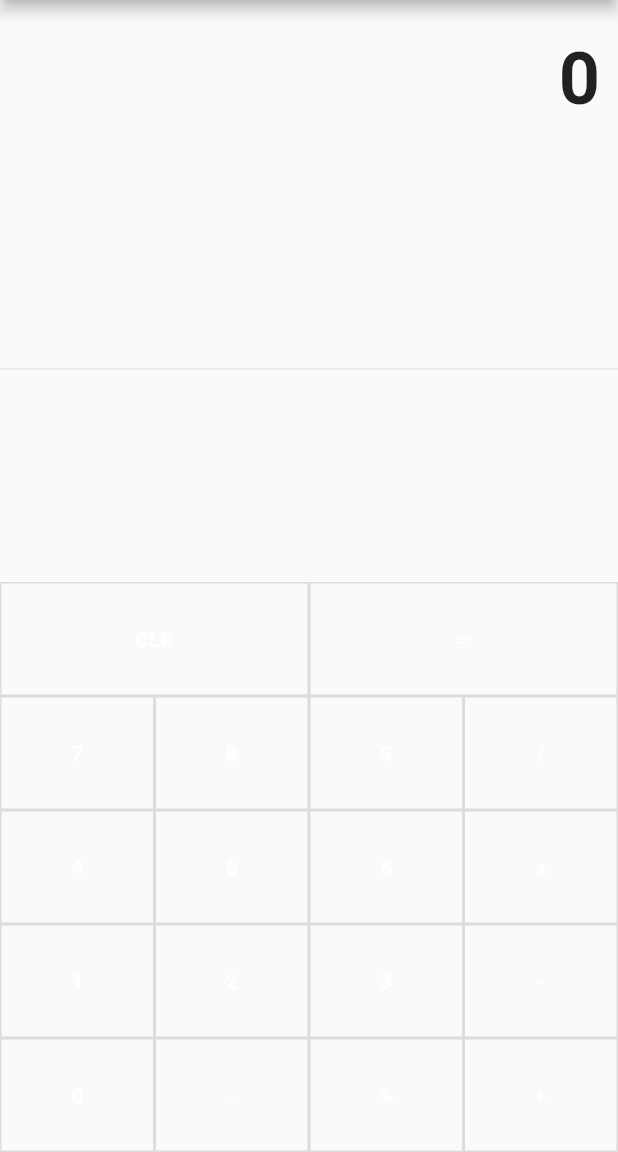
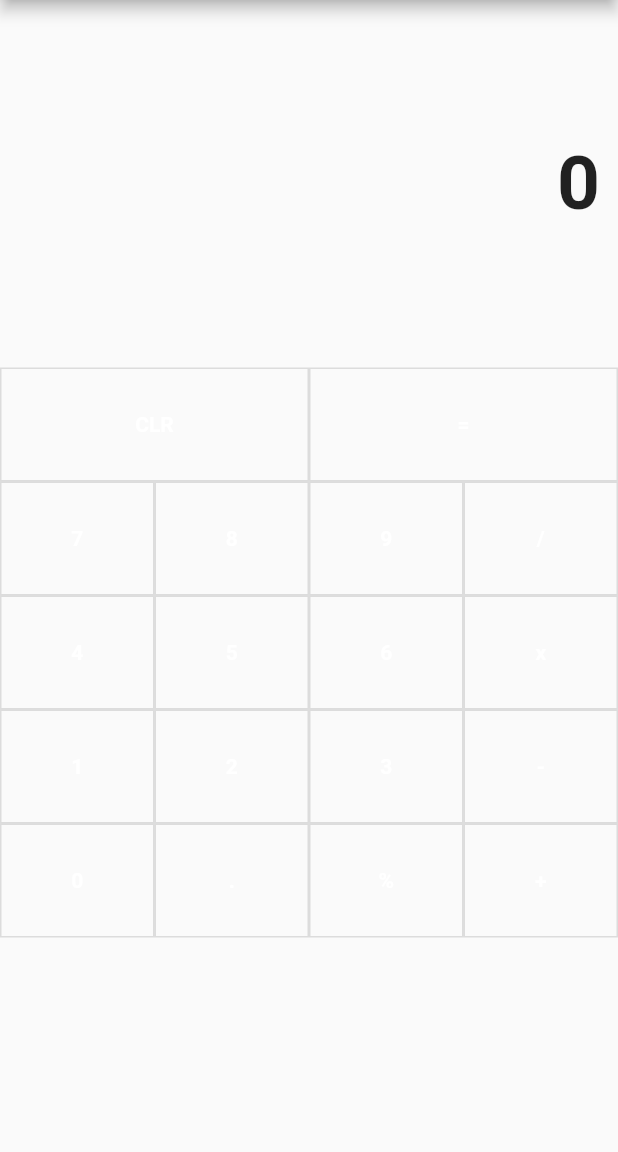
Before and after one commit to tanmaypardeshi/Flutter-Calculator, a Flutter app: the screen it shows after launch, on a phone screen of 412 x 824 dp, the part 84-1236 px from its top. Run offline on Flutter 3.47's test engine with Material 2 defaults, Android fonts, the phone set to English and light mode, and no system bars.

Commit message:
UI changes

```diff
--- a/lib/main.dart
+++ b/lib/main.dart
@@ -158,7 +158,10 @@ class _MyHomePageState extends State<MyHomePage>
         (
           children: <Widget>
           [
-            Container
+            SizedBox
+            (
+              height: 245,
+              child: Container
               (
                 alignment: Alignment.centerRight,
                 padding: EdgeInsets.symmetric
@@ -172,13 +175,10 @@ class _MyHomePageState extends State<MyHomePage>
                   style: TextStyle
                   (
                     fontWeight: FontWeight.bold,
-                  fontSize: 48.0,
+                    fontSize: 50.0,
                   ),
                 ),
               ),
-            Expanded
-            (
-              child: Divider(),
             ),
             Column
             (
```
Lines whose indentation alone changed are shown as unchanged.
